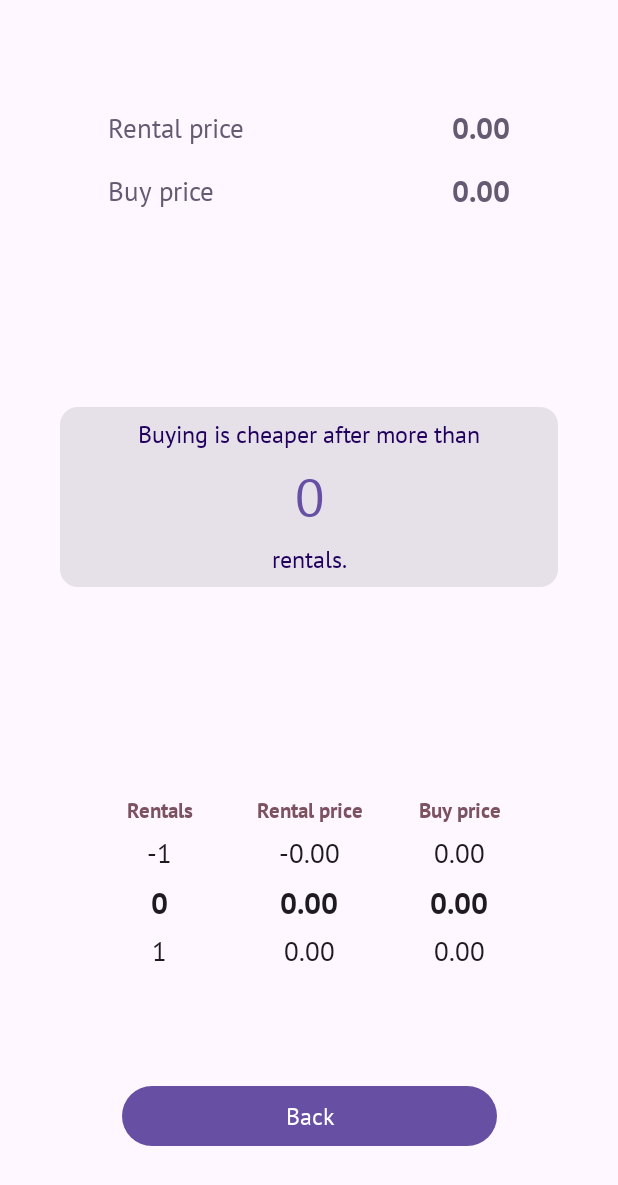
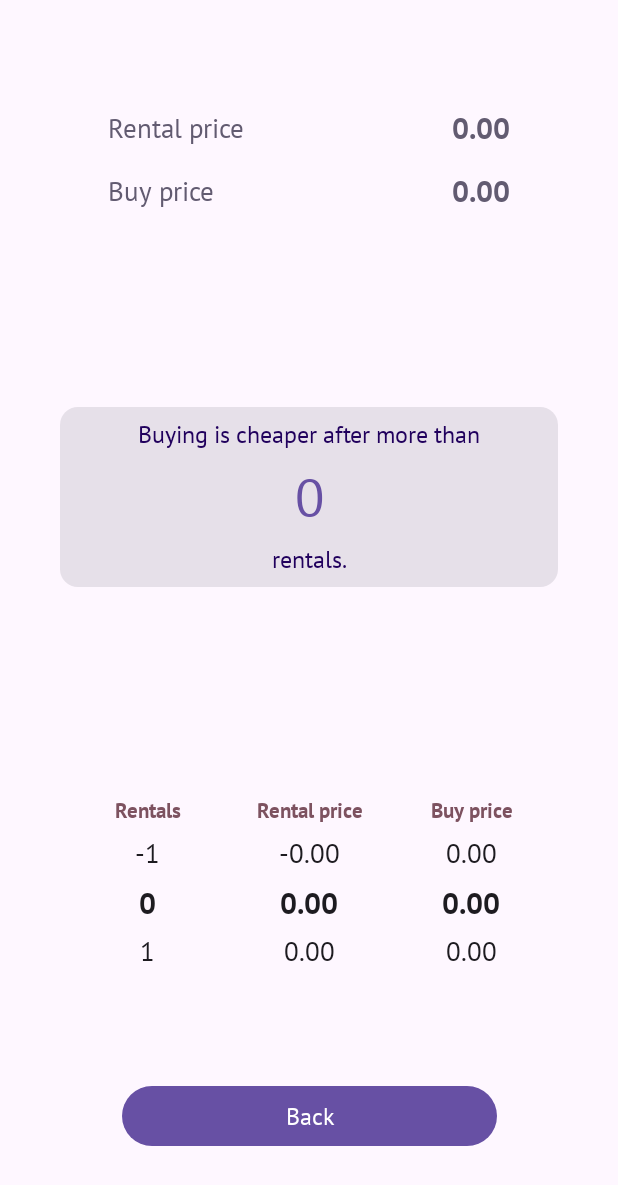
Before and after one commit to weissale1/RentOrBuy, an Android app built with Jetpack Compose: the OutputScreen screen opened through its navigation route, on a phone screen of 412 x 824 dp. Shown: the top 1185 px of the screen. Run offline under Robolectric (Android 15) with nearby library versions, the phone set to English and light mode, and no system bars.

Commit message:
remove spacers

```diff
--- a/app/src/main/java/com/example/rentorbuy/ui/OutputScreen.kt
+++ b/app/src/main/java/com/example/rentorbuy/ui/OutputScreen.kt
@@ -209,7 +209,6 @@ fun ComparisonHeaderRow(
         horizontalArrangement = Arrangement.SpaceEvenly,
         verticalAlignment = Alignment.CenterVertically
     ) {
-        Spacer(modifier = Modifier.weight(1f))
         Text(
             text = stringResource(id = R.string.noOfRentals),
             style = MaterialTheme.typography.labelSmall,
@@ -234,7 +233,6 @@ fun ComparisonHeaderRow(
             modifier = Modifier
                 .width(ROW_WIDTH)
         )
-        Spacer(modifier = Modifier.weight(1f))
     }
 }
 
@@ -252,7 +250,6 @@ fun ComparisonRow(
         horizontalArrangement = Arrangement.SpaceEvenly,
         verticalAlignment = Alignment.CenterVertically
     ) {
-        Spacer(modifier = Modifier.weight(1f))
         Text(
             text = index.toString(),
             textAlign = TextAlign.Center,
@@ -275,7 +272,6 @@ fun ComparisonRow(
             modifier = Modifier
                 .width(ROW_WIDTH)
         )
-        Spacer(modifier = Modifier.weight(1f))
     }
 }
 
```
